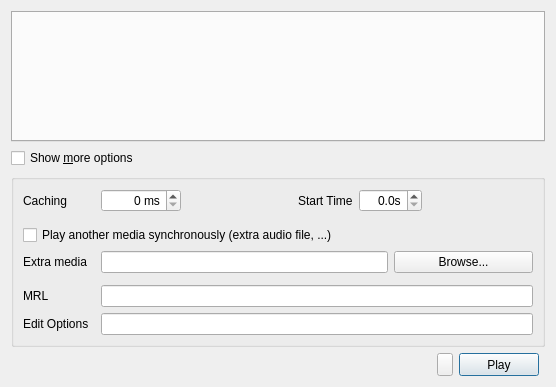
First picture: the form in modules/gui/qt4/ui/open.ui, repository omunroe-com/ubtvlc, before the edit.
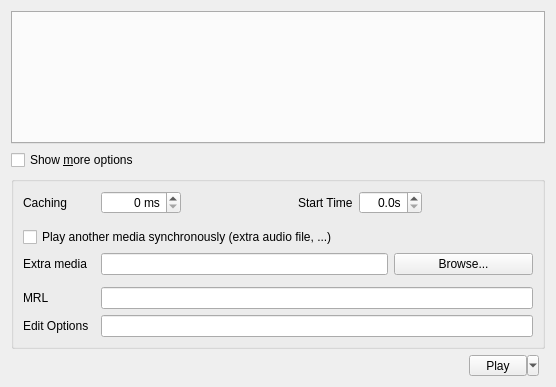
Second picture: the form after the edit.

Diff of the .ui file:
```diff
--- a/modules/gui/qt4/ui/open.ui
+++ b/modules/gui/qt4/ui/open.ui
@@ -30,10 +30,10 @@
    <string>Dialog</string>
   </property>
   <layout class="QGridLayout" name="gridLayout">
-   <item row="0" column="0" colspan="4">
+   <item row="0" column="0" colspan="3">
     <widget class="QTabWidget" name="Tab"/>
    </item>
-   <item row="1" column="0" colspan="4">
+   <item row="1" column="0" colspan="3">
     <widget class="QCheckBox" name="advancedCheckBox">
      <property name="toolTip">
       <string>Show extended options</string>
@@ -43,7 +43,7 @@
      </property>
     </widget>
    </item>
-   <item row="2" column="0" colspan="4">
+   <item row="2" column="0" colspan="3">
     <widget class="QGroupBox" name="advancedFrame">
      <layout class="QGridLayout" name="gridLayout_2">
       <item row="0" column="0">
@@ -207,57 +207,7 @@
      </property>
     </spacer>
    </item>
-   <item row="3" column="1">
-    <widget class="QToolButton" name="menuButton">
-     <property name="sizePolicy">
-      <sizepolicy hsizetype="Fixed" vsizetype="Minimum">
-       <horstretch>0</horstretch>
-       <verstretch>0</verstretch>
-      </sizepolicy>
-     </property>
-     <property name="maximumSize">
-      <size>
-       <width>16</width>
-       <height>16777215</height>
-      </size>
-     </property>
-     <property name="focusPolicy">
-      <enum>Qt::ClickFocus</enum>
-     </property>
-     <property name="toolTip">
-      <string>Select play mode</string>
-     </property>
-     <property name="popupMode">
-      <enum>QToolButton::InstantPopup</enum>
-     </property>
-     <property name="arrowType">
-      <enum>Qt::NoArrow</enum>
-     </property>
-    </widget>
-   </item>
    <item row="3" column="2">
-    <widget class="QPushButton" name="playButton">
-     <property name="sizePolicy">
-      <sizepolicy hsizetype="Minimum" vsizetype="Minimum">
-       <horstretch>0</horstretch>
-       <verstretch>0</verstretch>
-      </sizepolicy>
-     </property>
-     <property name="minimumSize">
-      <size>
-       <width>0</width>
-       <height>0</height>
-      </size>
-     </property>
-     <property name="text">
-      <string>Play</string>
-     </property>
-     <property name="default">
-      <bool>true</bool>
-     </property>
-    </widget>
-   </item>
-   <item row="3" column="3">
     <widget class="QDialogButtonBox" name="buttonsBox">
      <property name="sizePolicy">
       <sizepolicy hsizetype="Maximum" vsizetype="Fixed">
@@ -270,6 +220,28 @@
      </property>
     </widget>
    </item>
+   <item row="3" column="1">
+    <widget class="QToolButton" name="playButton">
+     <property name="sizePolicy">
+      <sizepolicy hsizetype="Minimum" vsizetype="Minimum">
+       <horstretch>0</horstretch>
+       <verstretch>0</verstretch>
+      </sizepolicy>
+     </property>
+     <property name="minimumSize">
+      <size>
+       <width>70</width>
+       <height>0</height>
+      </size>
+     </property>
+     <property name="text">
+      <string>Play</string>
+     </property>
+     <property name="popupMode">
+      <enum>QToolButton::MenuButtonPopup</enum>
+     </property>
+    </widget>
+   </item>
   </layout>
  </widget>
  <tabstops>
```
Left out of the diff: 1 changed line with no effect on the pictures.
